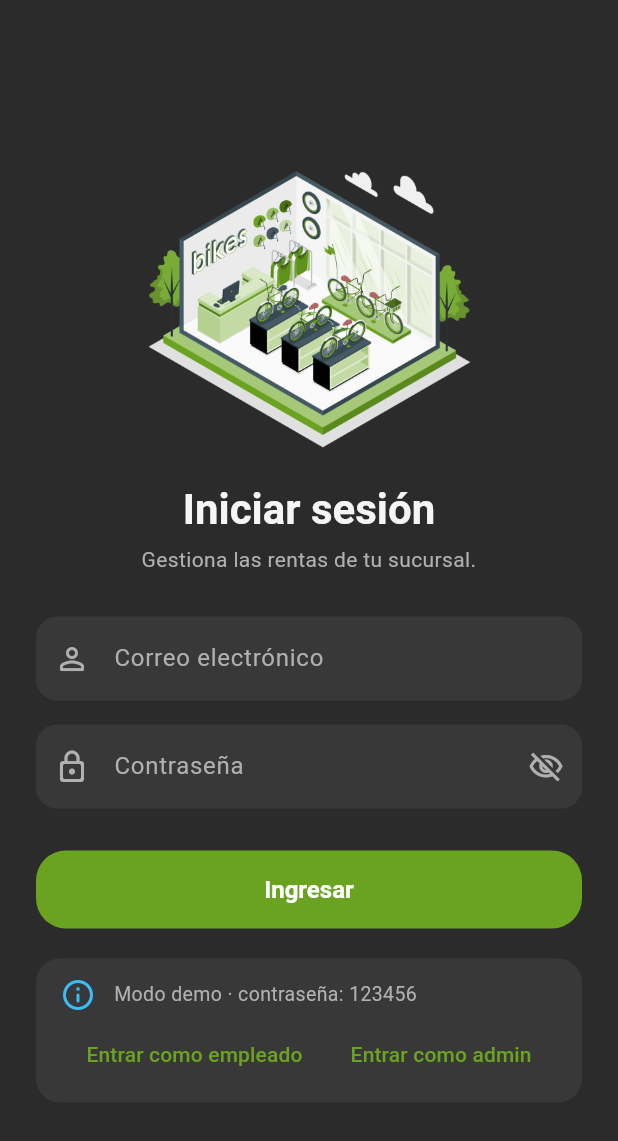
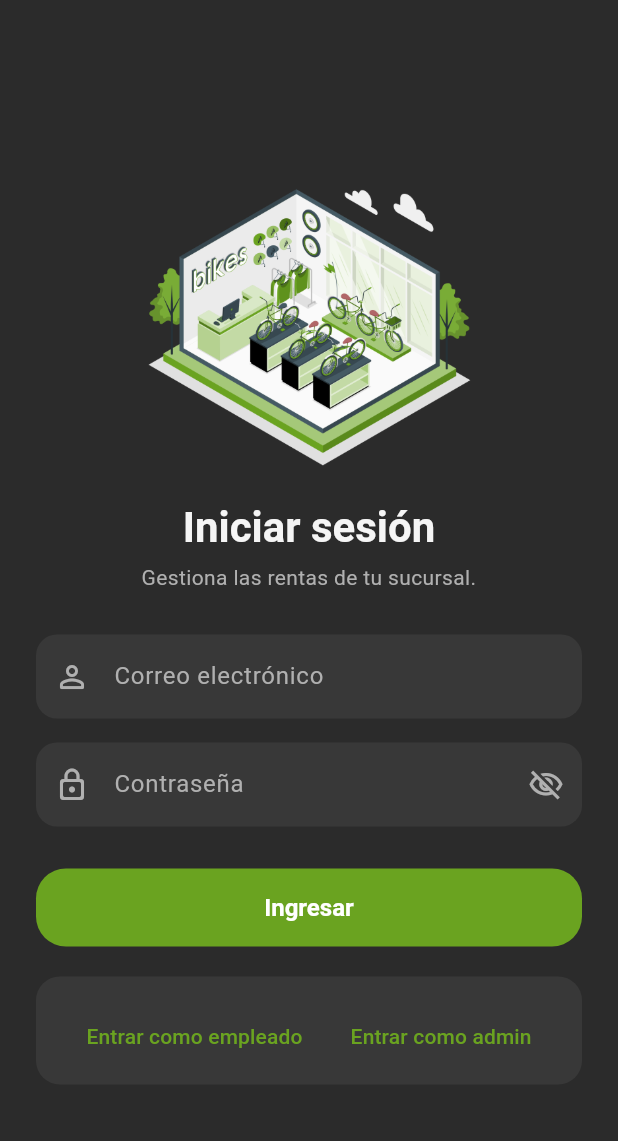
Before and after one commit to briianp/bikes-rental-app, a Flutter app: the screen it shows after launch, on a phone screen of 412 x 824 dp. Shown: the top 1141 px of the screen. Run offline on Flutter 3.47's test engine with Material 3 defaults, Android fonts, the phone set to English and light mode, and no system bars; our stand-ins replace flutter_riverpod, go_router, qr_flutter, supabase_flutter; missing offline and left inert: qr_code_scanner_plus; accounts and stored records are empty.

```diff
--- a/lib/features/auth/presentation/pages/login_page.dart
+++ b/lib/features/auth/presentation/pages/login_page.dart
@@ -154,21 +154,6 @@ class _DemoCredentialsCard extends StatelessWidget {
         child: Column(
           crossAxisAlignment: CrossAxisAlignment.stretch,
           children: [
-            const Row(
-              children: [
-                Icon(Icons.info_outline_rounded, color: AppColors.info),
-                SizedBox(width: 12),
-                Expanded(
-                  child: Text(
-                    'Modo demo · contraseña: ${DemoCredentials.employeePassword}',
-                    style: TextStyle(
-                      color: AppColors.textSecondary,
-                      fontSize: 13,
-                    ),
-                  ),
-                ),
-              ],
-            ),
             const SizedBox(height: 4),
             Wrap(
               alignment: WrapAlignment.center,
```
